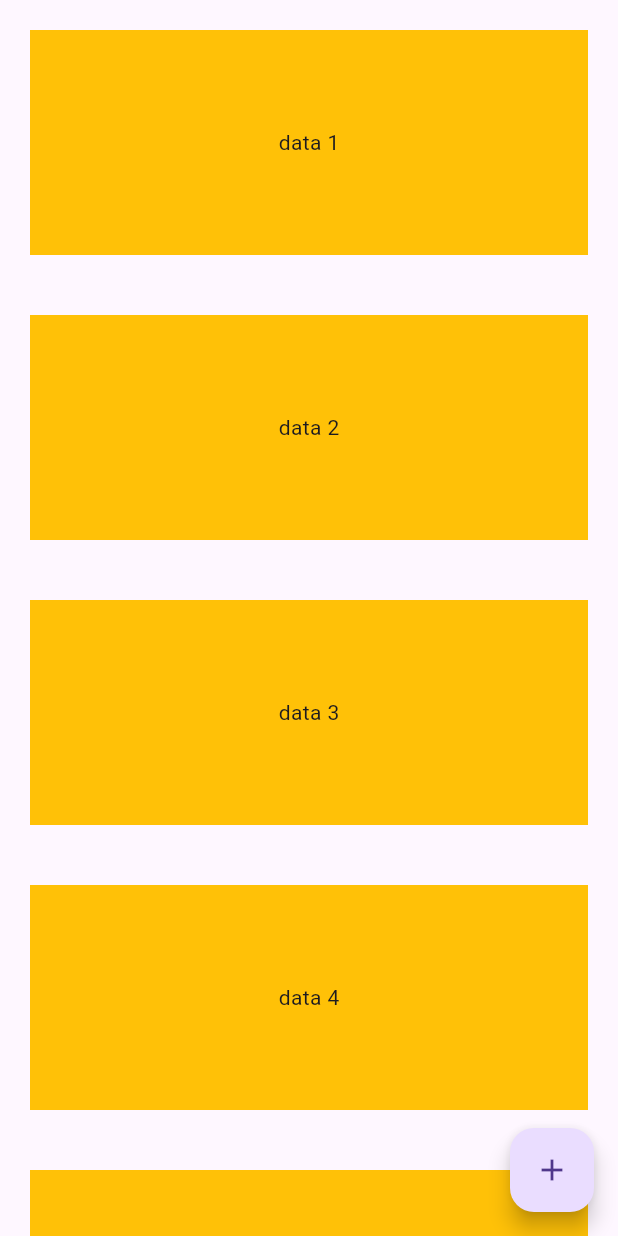
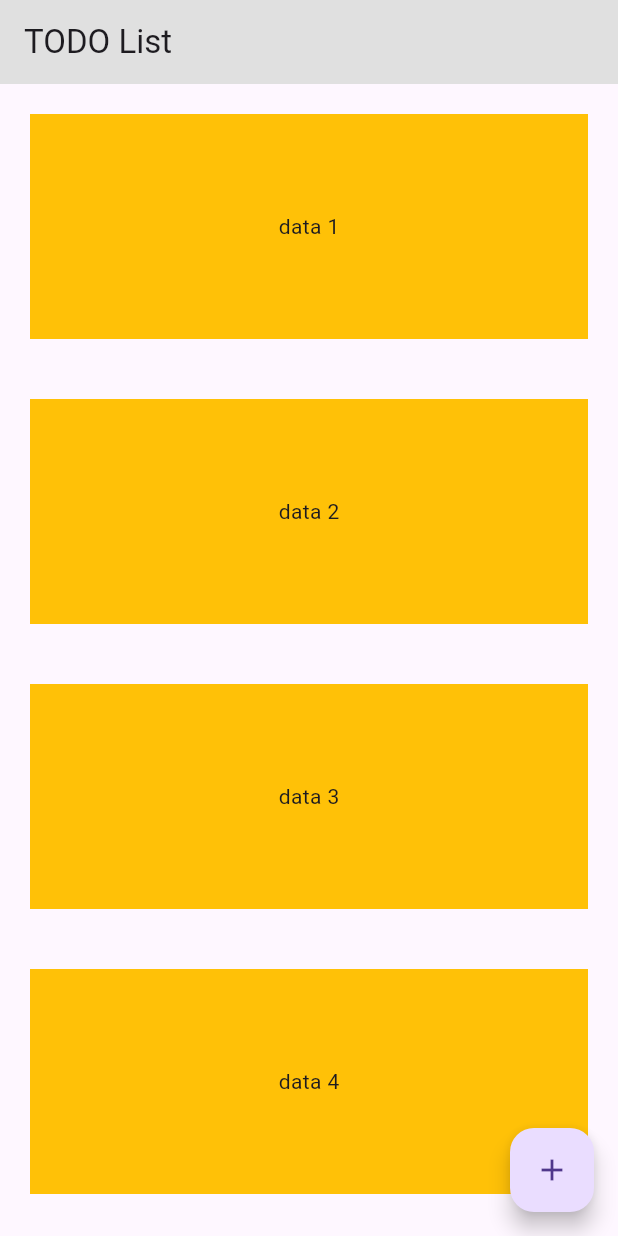
Before and after one commit to ponomarenko24/task8, a Flutter app: the screen it shows after launch, on a phone screen of 412 x 824 dp. Run offline on Flutter 3.47's test engine with Material 3 defaults, Android fonts, the phone set to English and light mode, and no system bars.

Commit message:
Added Navbar

```diff
--- a/lib/main.dart
+++ b/lib/main.dart
@@ -13,8 +13,11 @@ class MainApp extends StatelessWidget {
   Widget build(BuildContext context) {
     return MaterialApp(
       home: Scaffold(
-        body: Center(
-          child: ListView.builder(
+        appBar: AppBar(
+          backgroundColor: Colors.grey[300],
+          title: Text("TODO List"),
+        ),
+        body: ListView.builder(
           scrollDirection: Axis.vertical,
           itemCount: items.length,
           itemBuilder: (BuildContext context, int index) {
@@ -26,7 +29,6 @@ class MainApp extends StatelessWidget {
             );
           },
         ),
-        ),
         floatingActionButton: FloatingActionButton(
           onPressed: () {
             items.add(100);
```
Lines whose indentation alone changed are shown as unchanged.
